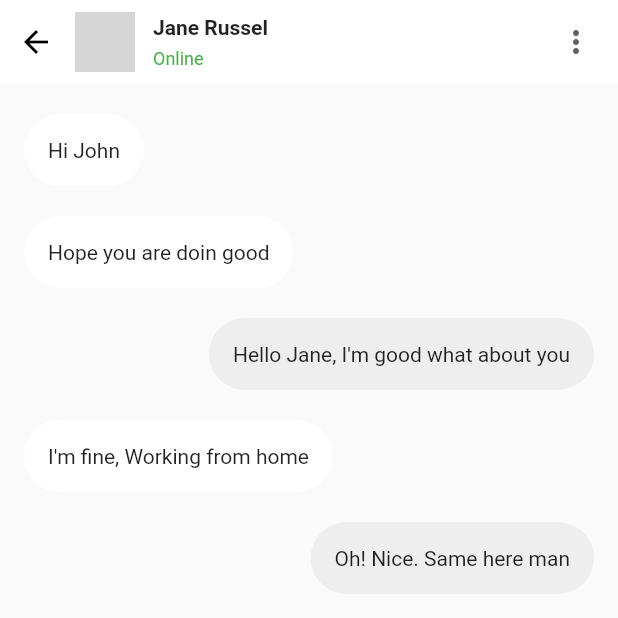
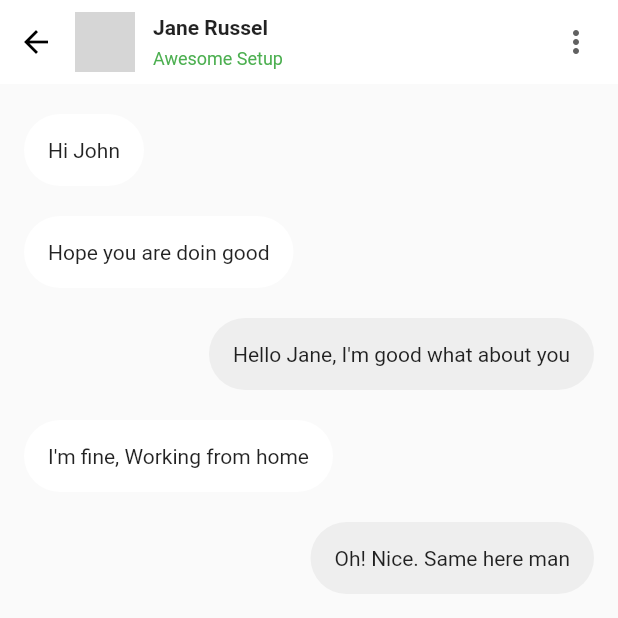
Before and after one commit to Amanshafeek/marven, a Flutter app: the screen it shows after launch, after a tap on "Jane Russel", on a phone screen of 412 x 824 dp, the top half of it. Run offline on Flutter 3.47's test engine with Material 2 defaults, Android fonts, the phone set to English and light mode, and no system bars; our stand-ins replace animated_text_kit, bubble, connectivity, flutter_icons, flutter_offline, get and 2 more; missing offline and left inert: call_log, flutter_phone_direct_caller; network calls fail; grey boxes are pictures that could not be loaded.

Commit message:
Changed chat_detail_page.dart to change with user passed

```diff
--- a/lib/Community/screens/feed_screen.dart
+++ b/lib/Community/screens/feed_screen.dart
@@ -10,8 +10,9 @@ class FeedScreen extends StatefulWidget {
 class _FeedScreenState extends State<FeedScreen> {
   Widget _buildPost(int index) {
     return Container(
+      color: Colors.black,
       child: Padding(
-        padding: EdgeInsets.symmetric(horizontal: 10.0, vertical: 10.0),
+        padding: EdgeInsets.symmetric(horizontal:10.0, vertical: 10.0),
         child: Container(
           width: 120,
           height: 560.0,
@@ -43,7 +44,7 @@ class _FeedScreenState extends State<FeedScreen> {
                             child: Image(
                               height: 50.0,
                               width: 50.0,
-                              image: AssetImage(posts[index].authorImageUrl),
+                              image: NetworkImage("https://hips.hearstapps.com/hmg-prod.s3.amazonaws.com/images/silicon-valley-season-3-jimmy-o-yang-1591792918.jpg?crop=0.656xw:0.984xh;0.202xw,0.00779xh&resize=480:*"),
                               fit: BoxFit.cover,
                             ),
                           ),
@@ -75,7 +76,7 @@ class _FeedScreenState extends State<FeedScreen> {
                         );
                       },
                       child: Container(
-                        margin: EdgeInsets.all(10.0),
+                        margin: EdgeInsets.all(0.0),
                         width: double.infinity,
                         height: 400.0,
                         decoration: BoxDecoration(
@@ -102,6 +103,7 @@ class _FeedScreenState extends State<FeedScreen> {
                                   IconButton(
                                     icon: Icon(Icons.favorite_border),
                                     iconSize: 30.0,
+                                    color: Colors.white,
                                     onPressed: () => print('Like post'),
                                   ),
                                   Text(
@@ -109,6 +111,7 @@ class _FeedScreenState extends State<FeedScreen> {
                                     style: TextStyle(
                                       fontSize: 14.0,
                                       fontWeight: FontWeight.w600,
+                                      color: Colors.white
                                     ),
                                   ),
                                 ],
@@ -119,6 +122,7 @@ class _FeedScreenState extends State<FeedScreen> {
                                   IconButton(
                                     icon: Icon(Icons.chat),
                                     iconSize: 30.0,
+                                    color: Colors.white,
                                     onPressed: () {
                                       Navigator.push(
                                         context,
@@ -135,6 +139,7 @@ class _FeedScreenState extends State<FeedScreen> {
                                     style: TextStyle(
                                       fontSize: 14.0,
                                       fontWeight: FontWeight.w600,
+                                      color: Colors.white
                                     ),
                                   ),
                                 ],
@@ -171,31 +176,7 @@ class _FeedScreenState extends State<FeedScreen> {
             child: Row(
               mainAxisAlignment: MainAxisAlignment.spaceBetween,
               children: <Widget>[
-                Text(
-                  'Instagram',
-                  style: TextStyle(
-                    fontFamily: 'Billabong',
-                    fontSize: 32.0,
-                  ),
-                ),
-                Row(
-                  children: <Widget>[
-                    IconButton(
-                      icon: Icon(Icons.live_tv),
-                      iconSize: 30.0,
-                      onPressed: () => print('IGTV'),
-                    ),
-                    SizedBox(width: 16.0),
-                    Container(
-                      width: 35.0,
-                      child: IconButton(
-                        icon: Icon(Icons.send),
-                        iconSize: 30.0,
-                        onPressed: () => print('Direct Messages'),
-                      ),
-                    )
-                  ],
-                )
+
               ],
             ),
           ),
--- a/lib/appbar.dart
+++ b/lib/appbar.dart
@@ -7,7 +7,7 @@ import 'package:google_fonts/google_fonts.dart';
 import 'package:animated_text_kit/animated_text_kit.dart';
 
 class CustomAppBar extends StatefulWidget implements PreferredSizeWidget {
-  CustomAppBar({Key key}) : preferredSize = Size.fromHeight(kToolbarHeight), super(key: key);
+  CustomAppBar({Key key}) : preferredSize = Size.fromHeight(85), super(key: key);
 
 
   @override
@@ -35,6 +35,8 @@ Widget build(BuildContext context) {
   return AppBar(
     elevation: 10,
     title: GetBuilder<GetXNetworkManager>(builder: (builder)=>
-        AnimatedDefaultTextStyle(child: Text((_networkManager.connectionType == 0 )? 'Offline Mode' : (_networkManager.connectionType == 1) ? 'You are Connected to Wifi' : 'You are Connected to Mobile Internet',style: TextStyle(fontSize:30,fontFamily:'Bebas'),))),
+        AnimatedDefaultTextStyle(duration: Duration(seconds : 2),
+        style: TextStyle(fontWeight: FontWeight.bold),
+        child: Text((_networkManager.connectionType == 0 )? 'Offline Mode' : (_networkManager.connectionType == 1) ? 'You are Connected to Wifi' : 'You are Connected to Mobile Internet',style: TextStyle(fontSize:30,fontFamily:'Bebas'),))),
   );
 }
--- a/lib/chatpage/chat.dart
+++ b/lib/chatpage/chat.dart
@@ -1,13 +1,19 @@
 import 'package:flutter/material.dart';
 import 'package:snapchat_ui/chatpage/chat_detail_page.dart';
+import 'package:snapchat_ui/chatpage/chat_users.dart';
 
-class ChatUsersList extends StatefulWidget{
+class ChatUsersList extends StatefulWidget {
   String text;
   String secondaryText;
   String image;
   String time;
   bool isMessageRead;
-  ChatUsersList({@required this.text,@required this.secondaryText,@required this.image,@required this.time,@required this.isMessageRead});
+  ChatUsersList(
+      {@required this.text,
+      @required this.secondaryText,
+      @required this.image,
+      @required this.time,
+      @required this.isMessageRead});
   @override
   _ChatUsersListState createState() => _ChatUsersListState();
 }
@@ -16,13 +22,17 @@ class _ChatUsersListState extends State<ChatUsersList> {
   @override
   Widget build(BuildContext context) {
     return GestureDetector(
-      onTap: (){
-        Navigator.push(context, MaterialPageRoute(builder: (context){
-          return ChatDetailPage();
+      onTap: () {
+        Navigator.push(context, MaterialPageRoute(builder: (context) {
+          return ChatDetailPage(ChatUsers(
+              name: widget.text,
+              status: widget.secondaryText,
+              image: widget.image,
+              time: widget.time));
         }));
       },
       child: Container(
-        padding: EdgeInsets.only(left: 16,right: 16,top: 10,bottom: 10),
+        padding: EdgeInsets.only(left: 16, right: 16, top: 10, bottom: 10),
         child: Row(
           children: <Widget>[
             Expanded(
@@ -32,7 +42,9 @@ class _ChatUsersListState extends State<ChatUsersList> {
                     backgroundImage: AssetImage(widget.image),
                     radius: 34,
                   ),
-                  SizedBox(width: 16,),
+                  SizedBox(
+                    width: 16,
+                  ),
                   Expanded(
                     child: Container(
                       color: Colors.transparent,
@@ -40,8 +52,14 @@ class _ChatUsersListState extends State<ChatUsersList> {
                         crossAxisAlignment: CrossAxisAlignment.start,
                         children: <Widget>[
                           Text(widget.text),
-                          SizedBox(height: 6,),
-                          Text(widget.secondaryText,style: TextStyle(fontSize: 14,color: Colors.grey.shade500),),
+                          SizedBox(
+                            height: 6,
+                          ),
+                          Text(
+                            widget.secondaryText,
+                            style: TextStyle(
+                                fontSize: 14, color: Colors.grey.shade500),
+                          ),
                         ],
                       ),
                     ),
@@ -49,7 +67,14 @@ class _ChatUsersListState extends State<ChatUsersList> {
                 ],
               ),
             ),
-            Text(widget.time,style: TextStyle(fontSize: 12,color: widget.isMessageRead?Colors.pink:Colors.grey.shade500),),
+            Text(
+              widget.time,
+              style: TextStyle(
+                  fontSize: 12,
+                  color: widget.isMessageRead
+                      ? Colors.pink
+                      : Colors.grey.shade500),
+            ),
           ],
         ),
       ),
--- a/lib/chatpage/chat_detail_page.dart
+++ b/lib/chatpage/chat_detail_page.dart
@@ -2,6 +2,7 @@ import 'package:flutter/cupertino.dart';
 import 'package:flutter/material.dart';
 import 'package:snapchat_ui/chatpage/chat_bubble.dart';
 import 'package:snapchat_ui/chatpage/chat_detail_page_appbar.dart';
+import 'package:snapchat_ui/chatpage/chat_users.dart';
 import 'package:snapchat_ui/chatpage/send_menu_items.dart';
 import 'package:snapchat_ui/chatpage/chat_message.dart';
 
@@ -12,6 +13,8 @@ enum MessageType{
 
 
 class ChatDetailPage extends StatefulWidget{
+  final ChatUsers chatUser;
+  ChatDetailPage(this.chatUser);
   @override
   _ChatDetailPageState createState() => _ChatDetailPageState();
 }
@@ -89,7 +92,7 @@ class _ChatDetailPageState extends State<ChatDetailPage> {
   @override
   Widget build(BuildContext context) {
     return Scaffold(
-      appBar: ChatDetailPageAppBar(),
+      appBar: ChatDetailPageAppBar(User: widget.chatUser,),
       body: Stack(
         children: <Widget>[
           ListView.builder(
--- a/lib/chatpage/chat_detail_page_appbar.dart
+++ b/lib/chatpage/chat_detail_page_appbar.dart
@@ -1,7 +1,15 @@
 import 'package:flutter/cupertino.dart';
 import 'package:flutter/material.dart';
 
+import 'chat_users.dart';
+
 class ChatDetailPageAppBar extends StatelessWidget implements PreferredSizeWidget{
+
+
+  final ChatUsers User;
+
+  const ChatDetailPageAppBar({Key key, this.User}) : super(key: key);
+
   @override
   Widget build(BuildContext context) {
     return AppBar(
@@ -30,9 +38,9 @@ class ChatDetailPageAppBar extends StatelessWidget implements PreferredSizeWidge
                   crossAxisAlignment: CrossAxisAlignment.start,
                   mainAxisAlignment: MainAxisAlignment.center,
                   children: <Widget>[
-                    Text("Jane Russel",style: TextStyle(fontWeight: FontWeight.w600),),
+                    Text(User.name,style: TextStyle(fontWeight: FontWeight.w600),),
                     SizedBox(height: 6,),
-                    Text("Online",style: TextStyle(color: Colors.green,fontSize: 12),),
+                    Text(User.status,style: TextStyle(color: Colors.green,fontSize: 12),),
                   ],
                 ),
               ),
--- a/lib/chatpage/chat_page.dart
+++ b/lib/chatpage/chat_page.dart
@@ -3,7 +3,6 @@ import 'package:flutter/material.dart';
 import 'package:get/get.dart';
 import 'package:snapchat_ui/chatpage/chat_users.dart';
 import 'package:snapchat_ui/chatpage/chat.dart';
-import 'package:snapchat_ui/appbar.dart';
 import 'package:snapchat_ui/appbar.dart';
 
 class ChatPage extends StatefulWidget{
@@ -13,14 +12,14 @@ class ChatPage extends StatefulWidget{
 
 class _ChatPageState extends State<ChatPage> {
   List<ChatUsers> chatUsers = [
-    ChatUsers(text: "Jane Russel", secondaryText: "Awesome Setup", image: "images/userImage1.jpeg", time: "Now"),
-    ChatUsers(text: "Glady's Murphy", secondaryText: "That's Great", image: "images/userImage2.jpeg", time: "Yesterday"),
-    ChatUsers(text: "Jorge Henry", secondaryText: "Hey where are you?", image: "images/userImage3.jpeg", time: "31 Mar"),
-    ChatUsers(text: "Philip Fox", secondaryText: "Busy! Call me in 20 mins", image: "images/userImage4.jpeg", time: "28 Mar"),
-    ChatUsers(text: "Debra Hawkins", secondaryText: "Thankyou, It's awesome", image: "images/userImage5.jpeg", time: "23 Mar"),
-    ChatUsers(text: "Jacob Pena", secondaryText: "will update you in evening", image: "images/userImage6.jpeg", time: "17 Mar"),
-    ChatUsers(text: "Andrey Jones", secondaryText: "Can you please share the file?", image: "images/userImage7.jpeg", time: "24 Feb"),
-    ChatUsers(text: "John Wick", secondaryText: "How are you?", image: "images/userImage8.jpeg", time: "18 Feb"),
+    ChatUsers(name: "Jane Russel", status: "Awesome Setup", image: "images/userImage1.jpeg", time: "Now"),
+    ChatUsers(name: "Glady's Murphy", status: "That's Great", image: "images/userImage2.jpeg", time: "Yesterday"),
+    ChatUsers(name: "Jorge Henry", status: "Hey where are you?", image: "images/userImage3.jpeg", time: "31 Mar"),
+    ChatUsers(name: "Philip Fox", status: "Busy! Call me in 20 mins", image: "images/userImage4.jpeg", time: "28 Mar"),
+    ChatUsers(name: "Debra Hawkins", status: "Thankyou, It's awesome", image: "images/userImage5.jpeg", time: "23 Mar"),
+    ChatUsers(name: "Jacob Pena", status: "will update you in evening", image: "images/userImage6.jpeg", time: "17 Mar"),
+    ChatUsers(name: "Andrey Jones", status: "Can you please share the file?", image: "images/userImage7.jpeg", time: "24 Feb"),
+    ChatUsers(name: "John Wick", status: "How are you?", image: "images/userImage8.jpeg", time: "18 Feb"),
   ];
   @override
   Widget build(BuildContext context) {
@@ -38,7 +37,7 @@ class _ChatPageState extends State<ChatPage> {
               ),
             ),
             Padding(
-              padding: EdgeInsets.only(top: 16,left: 16,right: 16),
+              padding: EdgeInsets.only(top: 0,left: 16,right: 16),
               child: TextField(
                 decoration: InputDecoration(
                   hintText: "Search...",
@@ -63,8 +62,8 @@ class _ChatPageState extends State<ChatPage> {
               physics: NeverScrollableScrollPhysics(),
               itemBuilder: (context, index){
                 return ChatUsersList(
-                  text: chatUsers[index].text,
-                  secondaryText: chatUsers[index].secondaryText,
+                  text: chatUsers[index].name,
+                  secondaryText: chatUsers[index].status,
                   image: chatUsers[index].image,
                   time: chatUsers[index].time,
                   isMessageRead: (index == 0 || index == 3)?true:false,
--- a/lib/chatpage/chat_users.dart
+++ b/lib/chatpage/chat_users.dart
@@ -1,9 +1,9 @@
 import 'package:flutter/cupertino.dart';
 
 class ChatUsers{
-  String text;
-  String secondaryText;
+  String name;
+  String status;
   String image;
   String time;
-  ChatUsers({@required this.text,@required this.secondaryText,@required this.image,@required this.time});
+  ChatUsers({@required this.name,@required this.status,@required this.image,@required this.time});
 }
--- a/lib/network/main.dart
+++ b/lib/network/main.dart
@@ -33,10 +33,28 @@ class _MyHomePageState extends State<MyHomePage> {
 
   @override
   Widget build(BuildContext context) {
-    return AppBar(
-      backgroundColor: Color(0xff23232E),
-      title: GetBuilder<GetXNetworkManager>(builder: (builder)=>
-          Text((_networkManager.connectionType == 0 )? 'Offline Mode Enabled' : (_networkManager.connectionType == 1) ? 'Offline Mode Disabled' : 'Offline Mode Disabled',style: TextStyle(fontSize: 34,fontFamily: 'Bebas',letterSpacing: 2,color: Colors.white)),
-    ));
+    return DefaultTabController(
+      length: 2,
+      child: AppBar(
+        toolbarHeight: 240,
+        bottom: TabBar(
+          indicatorSize: TabBarIndicatorSize.label,
+          tabs: [
+            Container
+              (height: 30,
+                child: Tab(text: "Chats", )),
+            Container(
+              height: 30,
+                child: Tab(text: "Chatrooms",)),
+          ],
+        ),
+        backgroundColor: Color(0xff23232E),
+        title: GetBuilder<GetXNetworkManager>(builder: (builder)=>
+            Padding(
+              padding: const EdgeInsets.only(top: 10),
+              child: Text((_networkManager.connectionType == 0 )? 'Offline Mode Enabled' : (_networkManager.connectionType == 1) ? 'Offline Mode Disabled' : 'Offline Mode Disabled',style: TextStyle(fontSize: 34,fontFamily: 'Bebas',letterSpacing: 2,color: Colors.white,)),
+            ),
+      )),
+    );
   }
 }
--- a/pubspec.yaml
+++ b/pubspec.yaml
@@ -52,7 +52,6 @@ dependencies:
   get:
   overlay_support: 1.2.1
   google_fonts: ^2.1.0
-  settings_ui: ^0.7.0
 
 
 
```
Also changed, not shown: pubspec.lock.
